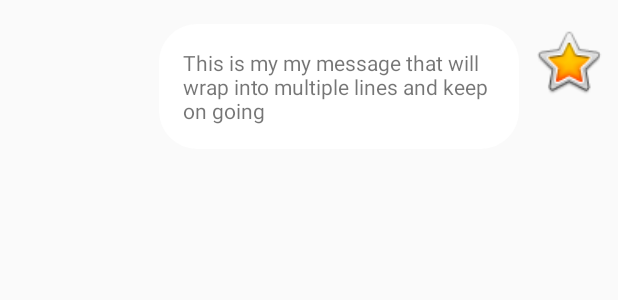
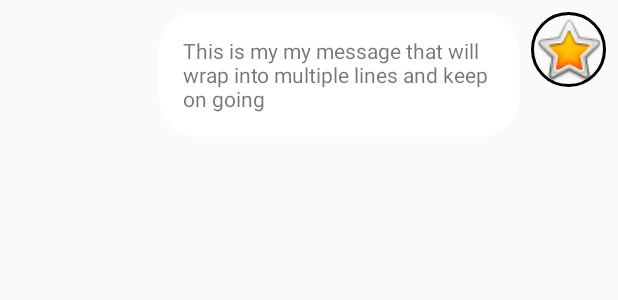
Before and after one commit to EricRado/VoiceAndTextMessenger-Android, an Android app: the layout chat_to_row.xml on its own in the app's theme, with its tools: preview values and no code run, on a phone screen of 412 x 824 dp. Shown: the top 300 px of the screen. Run offline under Robolectric (Android 15) with nearby library versions, the phone set to English and light mode, and no system bars.

```diff
--- a/VoiceAndTextMessenger/app/src/main/res/layout/chat_to_row.xml
+++ b/VoiceAndTextMessenger/app/src/main/res/layout/chat_to_row.xml
@@ -1,30 +1,30 @@
 <?xml version="1.0" encoding="utf-8"?>
 <android.support.constraint.ConstraintLayout xmlns:android="http://schemas.android.com/apk/res/android"
-    xmlns:tools="http://schemas.android.com/tools"
     android:layout_width="match_parent"
     android:layout_height="wrap_content"
     xmlns:app="http://schemas.android.com/apk/res-auto"
     android:layout_marginBottom="12dp">
 
     <TextView
-        android:id="@+id/textViewToRow"
+        android:id="@+id/textViewChatToRow"
         android:layout_width="wrap_content"
         android:layout_height="wrap_content"
-
         android:layout_marginEnd="8dp"
         android:background="@drawable/rounded_edittext_register_login"
         android:maxWidth="240dp"
         android:padding="16dp"
         android:text="This is my my message that will wrap into multiple lines and keep on going"
-        app:layout_constraintEnd_toStartOf="@+id/imageView"
-        app:layout_constraintTop_toTopOf="@+id/imageView" />
+        app:layout_constraintEnd_toStartOf="@+id/imageViewChatToRow"
+        app:layout_constraintTop_toTopOf="@+id/imageViewChatToRow" />
 
-    <ImageView
-        android:id="@+id/imageView"
+    <de.hdodenhof.circleimageview.CircleImageView
+        android:id="@+id/imageViewChatToRow"
         android:layout_width="50dp"
         android:layout_height="50dp"
         android:layout_marginEnd="8dp"
-        android:layout_marginTop="16dp"
+        android:layout_marginTop="8dp"
+        app:civ_border_width="2dp"
+        app:civ_fill_color="@android:color/black"
         app:layout_constraintEnd_toEndOf="parent"
         app:layout_constraintTop_toTopOf="parent"
         app:srcCompat="@android:drawable/btn_star_big_on" />
```
Also changed, not shown: VoiceAndTextMessenger/app/src/main/AndroidManifest.xml (+1 -7 lines), VoiceAndTextMessenger/app/src/main/java/com/developer/eric/voiceandtextmessenger/messages/ChatLogActivity.kt (+25 -8 lines), VoiceAndTextMessenger/app/src/main/java/com/developer/eric/voiceandtextmessenger/messages/LatestMessagesActivity.kt (+26 -0 lines), VoiceAndTextMessenger/app/src/main/res/layout/chat_from_row.xml (+7 -6 lines).
